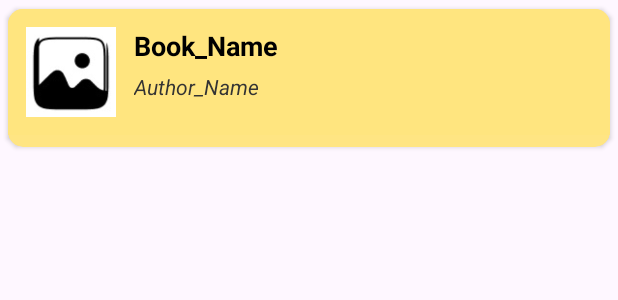
After one commit to Yaseen11121/StudyNITP-, an Android app: the layout item_book.xml on its own in the app's theme, with its tools: preview values and no code run, on a phone screen of 412 x 824 dp. The commit adds this screen. Shown: the top 300 px of the screen. Run offline under Robolectric (Android 15) with nearby library versions, the phone set to English and light mode, and no system bars.

Commit message:
Book Page Created!

```diff
--- a/app/src/main/AndroidManifest.xml
+++ b/app/src/main/AndroidManifest.xml
@@ -12,6 +12,9 @@
         android:supportsRtl="true"
         android:theme="@style/Theme.StudyNITP"
         tools:targetApi="31">
+        <activity
+            android:name=".DSP_Book_Select_EC_sem4"
+            android:exported="false" />
         <activity
             android:name=".Select_ECE_Sem4"
             android:exported="false" />
--- a/app/src/main/java/com/mohyaseensidd/studynitp/RecyclerHomePageAdapter.java
+++ b/app/src/main/java/com/mohyaseensidd/studynitp/RecyclerHomePageAdapter.java
@@ -36,6 +36,7 @@ public class RecyclerHomePageAdapter extends RecyclerView.Adapter<RecyclerHomePa
         holder.img.setImageResource(subjects.get(position).getSubImg());
         switch(position){
             case 0 :
+
             case 1 :
             case 5 :
             case 4 :
--- /dev/null
+++ b/app/src/main/res/layout/item_book.xml
@@ -0,0 +1,70 @@
+<?xml version="1.0" encoding="utf-8"?>
+
+<androidx.cardview.widget.CardView xmlns:android="http://schemas.android.com/apk/res/android"
+
+    android:layout_width="match_parent"
+
+    android:layout_height="wrap_content"
+
+    xmlns:app="http://schemas.android.com/apk/res-auto"
+
+    android:layout_marginBottom="16dp"
+
+    app:cardBackgroundColor="#FFE583"
+
+    android:elevation="50dp"
+
+    app:cardCornerRadius="10dp"
+
+    app:cardUseCompatPadding="true"
+
+    android:padding="50dp">
+
+    <LinearLayout
+        android:id="@+id/ithbook"
+        android:layout_width="match_parent"
+        android:layout_height="wrap_content"
+        android:orientation="horizontal"
+        android:padding="12dp"
+        android:background="#FFE57F"
+        android:layout_marginBottom="8dp">
+
+        <!-- ImageView for book image -->
+        <ImageView
+            android:id="@+id/bookImage"
+            android:layout_width="60dp"
+            android:layout_height="60dp"
+            android:layout_gravity="center_vertical"
+            android:src="@drawable/img"/>
+
+        <!-- Vertical LinearLayout for text -->
+        <LinearLayout
+            android:layout_width="0dp"
+            android:layout_height="wrap_content"
+            android:layout_marginStart="12dp"
+            android:layout_weight="1"
+            android:orientation="vertical"
+            android:gravity="center_vertical">
+
+            <TextView
+                android:id="@+id/bookName"
+                android:layout_width="wrap_content"
+                android:layout_height="wrap_content"
+                android:text="Book_Name"
+                android:textSize="18sp"
+                android:textStyle="bold"
+                android:textColor="#000000" />
+
+            <TextView
+                android:id="@+id/bookAuthor"
+                android:layout_width="wrap_content"
+                android:layout_height="wrap_content"
+                android:text="Author_Name"
+                android:layout_marginTop="5dp"
+                android:textStyle="italic"
+                android:textSize="14sp"
+                android:textColor="#333333" />
+        </LinearLayout>
+    </LinearLayout>
+
+</androidx.cardview.widget.CardView>
```
Also changed, not shown: app/src/main/java/com/mohyaseensidd/studynitp/DSP_Book_Select_EC_sem4.java (added, +222 -0 lines), app/src/main/java/com/mohyaseensidd/studynitp/RecyclerBookAdapter.java (added, +90 -0 lines), app/src/main/java/com/mohyaseensidd/studynitp/RecyclerSelectAdapter.java (+5 -5 lines), app/src/main/java/com/mohyaseensidd/studynitp/book.java (added, +53 -0 lines), app/src/main/res/drawable/plus_icon.xml (added, +15 -0 lines), app/src/main/res/layout/activity_dsp_book_select_ec_sem4.xml (added, +34 -0 lines), app/src/main/res/layout/dialog_upload_book.xml (added, +29 -0 lines), app/src/main/res/drawable/img.jpg (added).
